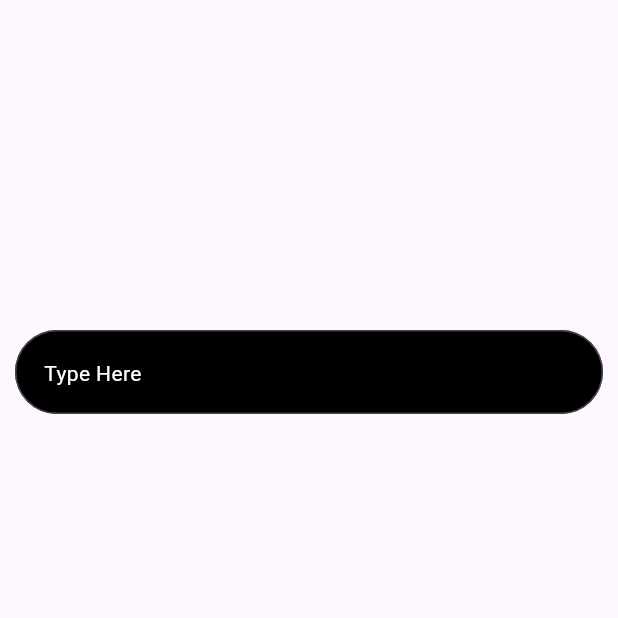
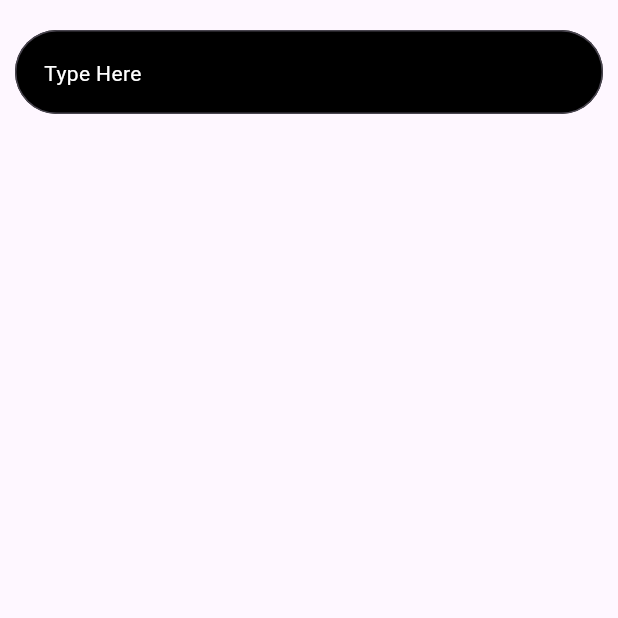
Before and after one commit to Arjunkvl/minimal-dictionary, a Flutter app: the screen it shows after launch, on a phone screen of 412 x 824 dp, the top half of it. Run offline on Flutter 3.47's test engine with Material 3 defaults, Android fonts, the phone set to English and light mode, and no system bars; our stand-ins replace dartz, equatable, flutter_bloc; Roboto replaces fonts that are missing (Roboto-Regular).

Commit message:
a bit stablization

```diff
--- /dev/null
+++ b/devtools_options.yaml
@@ -0,0 +1,3 @@
+description: This file stores settings for Dart & Flutter DevTools.
+documentation: https://docs.flutter.dev/tools/devtools/extensions#configure-extension-enablement-states
+extensions:
--- a/lib/Presentation/Home/home_page.dart
+++ b/lib/Presentation/Home/home_page.dart
@@ -11,13 +11,14 @@ class HomePage extends StatelessWidget {
   @override
   Widget build(BuildContext context) {
     return Scaffold(
+      resizeToAvoidBottomInset: false,
       body: SafeArea(
         child: Column(
           children: [
+            const SearchField(),
             const SizedBox(
-              height: 200,
+              height: 50,
             ),
-            SearchField(),
             BlocBuilder<HomePageBloc, HomePageState>(builder: (context, state) {
               if (state is HomePageInitial) {
                 return Container();
@@ -28,29 +29,71 @@ class HomePage extends StatelessWidget {
                   child: Center(child: CircularProgressIndicator()),
                 );
               }
-              if (state is SearchedState) {
-                return Column(
+              if (state is SearchedHasMeaning) {
+                return Expanded(
+                  child: Column(
                     crossAxisAlignment: CrossAxisAlignment.start,
                     children: [
                       Padding(
-                      padding: const EdgeInsets.only(top: 70.0, left: 30),
+                        padding: const EdgeInsets.only(left: 30),
                         child: Text(
-                        state.meaningDetails.word!,
+                          'Meanings',
                           style: materialthemeheadlinesmall(Colors.black),
                         ),
                       ),
-                    Padding(
+                      const SizedBox(
+                        height: 20,
+                      ),
+                      Expanded(
+                        child: ListView.builder(
+                          physics: const ScrollPhysics(),
+                          shrinkWrap: true,
+                          itemCount: state
+                              .meaningDetails.meanings![0].definitions!.length,
+                          itemBuilder: (context, index) {
+                            return Padding(
                               padding: const EdgeInsets.only(
-                          top: 30.0, left: 60, right: 30, bottom: 30),
-                      child: Flexible(
+                                  left: 60, right: 30, bottom: 15),
                               child: Text(
-                          state.meaningDetails.meanings![0].definitions![0]
-                              .definition!,
-                          style: materialthemebodymedium(Colors.black),
+                                "• ${state.meaningDetails.meanings![0].definitions![index].definition!}",
+                                style: materialthemebodylarge(Colors.black),
+                              ),
+                            );
+                          },
+                        ),
+                      ),
+                      const SizedBox(
+                        height: 30,
+                      )
+                    ],
+                  ),
+                );
+              }
+              if (state is SearchedHasNoMeaning) {
+                return Expanded(
+                  child: Column(
+                    crossAxisAlignment: CrossAxisAlignment.start,
+                    children: [
+                      Flexible(
+                        child: Padding(
+                          padding: const EdgeInsets.only(left: 30, right: 30),
+                          child: Text(
+                            state.meaningDetails.message!,
+                            style: materialthemebodylarge(Colors.black),
+                          ),
+                        ),
+                      ),
+                      Flexible(
+                        child: Padding(
+                          padding: const EdgeInsets.only(left: 30, right: 30),
+                          child: Text(
+                            'Only one word at a time!!',
+                            style: materialthemebodylarge(Colors.red),
                           ),
                         ),
                       ),
                     ],
+                  ),
                 );
               } else {
                 return const Center(
--- a/lib/Presentation/Home/widgets/search_field.dart
+++ b/lib/Presentation/Home/widgets/search_field.dart
@@ -5,7 +5,7 @@ import 'package:flutter/material.dart';
 import 'package:flutter_bloc/flutter_bloc.dart';
 
 class SearchField extends StatelessWidget {
-  SearchField({
+  const SearchField({
     super.key,
   });
 
@@ -14,6 +14,8 @@ class SearchField extends StatelessWidget {
     return Padding(
       padding: const EdgeInsets.only(top: 20.0, left: 10, right: 10),
       child: TextField(
+        maxLines: 1,
+        textCapitalization: TextCapitalization.words,
         onSubmitted: (word) {
           context.read<HomePageBloc>().add(StartSearching(word: word));
         },
--- a/lib/application/HomePage/bloc/home_page_state.dart
+++ b/lib/application/HomePage/bloc/home_page_state.dart
@@ -9,9 +9,16 @@ class HomePageInitial extends HomePageState {}
 
 class SearchingState extends HomePageState {}
 
-class SearchedState extends HomePageState {
+class SearchedHasMeaning extends HomePageState {
   final Meanings meaningDetails;
-  SearchedState({required this.meaningDetails});
+  SearchedHasMeaning({required this.meaningDetails});
   @override
   List<Object> get props => [meaningDetails];
 }
+
+class SearchedHasNoMeaning extends HomePageState {
+  final NoMeaning meaningDetails;
+  SearchedHasNoMeaning({required this.meaningDetails});
+  @override
+  List<Object> get props => [meaningDetails];
+}
--- /dev/null
+++ b/lib/data/model/no_meaning/no_meaning.dart
@@ -0,0 +1,23 @@
+import 'package:json_annotation/json_annotation.dart';
+
+part 'no_meaning.g.dart';
+
+@JsonSerializable()
+class NoMeaning {
+	String? title;
+	String? message;
+	String? resolution;
+
+	NoMeaning({this.title, this.message, this.resolution});
+
+	@override
+	String toString() {
+		return 'NoMeaning(title: $title, message: $message, resolution: $resolution)';
+	}
+
+	factory NoMeaning.fromJson(Map<String, dynamic> json) {
+		return _$NoMeaningFromJson(json);
+	}
+
+	Map<String, dynamic> toJson() => _$NoMeaningToJson(this);
+}
--- a/lib/domain/Usecases/use_cases.dart
+++ b/lib/domain/Usecases/use_cases.dart
@@ -1,10 +1,12 @@
+import 'package:dartz/dartz.dart';
 import 'package:dictionary/data/model/meanings/meanings.dart';
+import 'package:dictionary/data/model/no_meaning/no_meaning.dart';
 import 'package:dictionary/domain/repository/repository.dart';
 
 class GetMeaning {
   Repo repository;
   GetMeaning({required this.repository});
-  Future<Meanings> call(word) {
-    return repository.getMeaning(word);
+  Future<Either<NoMeaning, Meanings>> call(word) async {
+    return await repository.getMeaning(word);
   }
 }
--- a/lib/domain/repository/repository.dart
+++ b/lib/domain/repository/repository.dart
@@ -1,5 +1,7 @@
+import 'package:dartz/dartz.dart';
 import 'package:dictionary/data/model/meanings/meanings.dart';
+import 'package:dictionary/data/model/no_meaning/no_meaning.dart';
 
 abstract class Repo {
-  Future<Meanings> getMeaning(word);
+  Future<Either<NoMeaning, Meanings>> getMeaning(word);
 }
--- a/pubspec.yaml
+++ b/pubspec.yaml
@@ -29,12 +29,13 @@ environment:
 # versions available, run `flutter pub outdated`.
 dependencies:
   cupertino_icons: ^1.0.6
+  dartz: ^0.10.1
   equatable: ^2.0.5
   flutter:
     sdk: flutter
+  flutter_bloc: ^8.1.6
   http: ^1.2.1
   json_annotation: ^4.9.0
-  flutter_bloc: ^8.1.6
 
 dev_dependencies:
   build_runner: ^2.4.11
```
Also changed, not shown: lib/Presentation/core/text_styles.dart (+13 -0 lines), lib/application/HomePage/bloc/home_page_bloc.dart (+8 -2 lines), lib/data/repository/repo_impl.dart (+16 -5 lines), lib/data/model/no_meaning/no_meaning.g.dart (added), pubspec.lock. Lines whose indentation alone changed are shown as unchanged.
